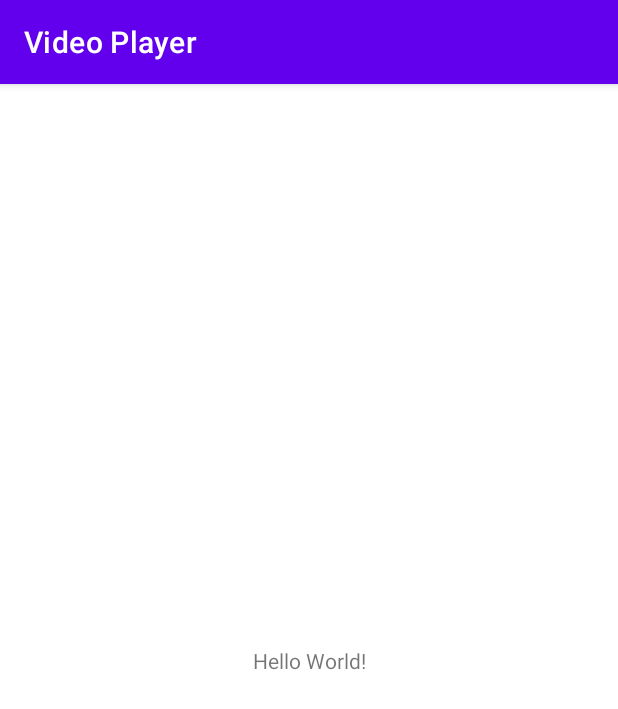
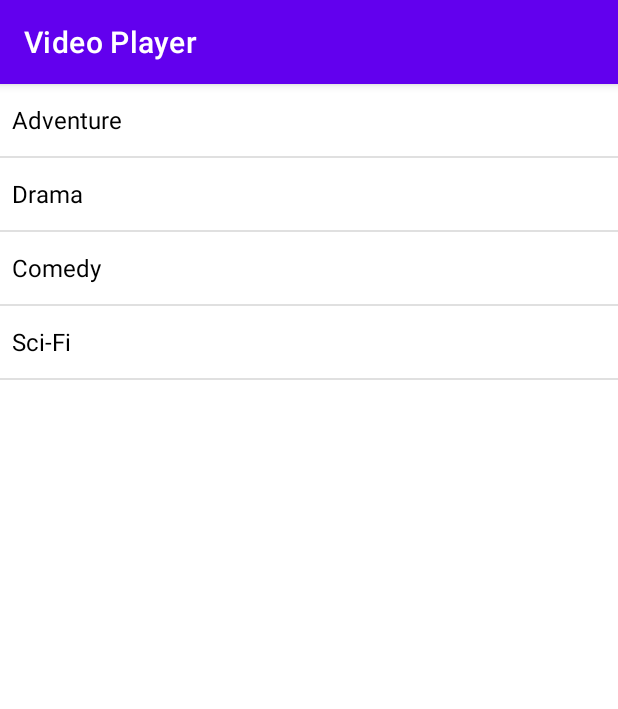
Before and after one commit to omarelewa/AndroidVideoPlayer, an Android app: the screen it shows after launch (MainActivity), on a phone screen of 412 x 824 dp. Shown: the top 709 px of the screen. Run offline under Robolectric (Android 15) with nearby library versions, the phone set to English and light mode, and no system bars.

Commit message:
MainActivity implemented, only UI

```diff
--- a/app/src/main/java/com/example/videoplayer/MainActivity.java
+++ b/app/src/main/java/com/example/videoplayer/MainActivity.java
@@ -1,14 +1,23 @@
 package com.example.videoplayer;
+
+import android.os.Bundle;
+import android.widget.ArrayAdapter;
+import android.widget.ListView;
 
 import androidx.appcompat.app.AppCompatActivity;
 
-import android.os.Bundle;
+public class MainActivity extends AppCompatActivity {
 
-public class MainActivity extends AppCompatActivity {
+    ListView l;
+    String[] Genres = {"Adventure", "Drama", "Comedy", "Sci-Fi"};
 
     @Override
     protected void onCreate(Bundle savedInstanceState) {
         super.onCreate(savedInstanceState);
         setContentView(R.layout.activity_main);
+        l = findViewById(R.id.list);
+        ArrayAdapter<String> arr;
+        arr = new ArrayAdapter<String>(this, R.layout.support_simple_spinner_dropdown_item, Genres);
+        l.setAdapter(arr);
     }
 }
--- a/app/src/main/res/layout/activity_main.xml
+++ b/app/src/main/res/layout/activity_main.xml
@@ -1,18 +1,14 @@
 <?xml version="1.0" encoding="utf-8"?>
-<androidx.constraintlayout.widget.ConstraintLayout xmlns:android="http://schemas.android.com/apk/res/android"
+<LinearLayout
+    xmlns:android="http://schemas.android.com/apk/res/android"
     xmlns:app="http://schemas.android.com/apk/res-auto"
     xmlns:tools="http://schemas.android.com/tools"
-    android:layout_width="match_parent"
+    tools:context=".MainActivity"
     android:layout_height="match_parent"
-    tools:context=".MainActivity">
+    android:layout_width="match_parent">
 
-    <TextView
-        android:layout_width="wrap_content"
-        android:layout_height="wrap_content"
-        android:text="Hello World!"
-        app:layout_constraintBottom_toBottomOf="parent"
-        app:layout_constraintLeft_toLeftOf="parent"
-        app:layout_constraintRight_toRightOf="parent"
-        app:layout_constraintTop_toTopOf="parent" />
-
-</androidx.constraintlayout.widget.ConstraintLayout>
+    <ListView
+        android:id="@+id/list"
+        android:layout_height="match_parent"
+        android:layout_width="match_parent"/>
+</LinearLayout>
```
